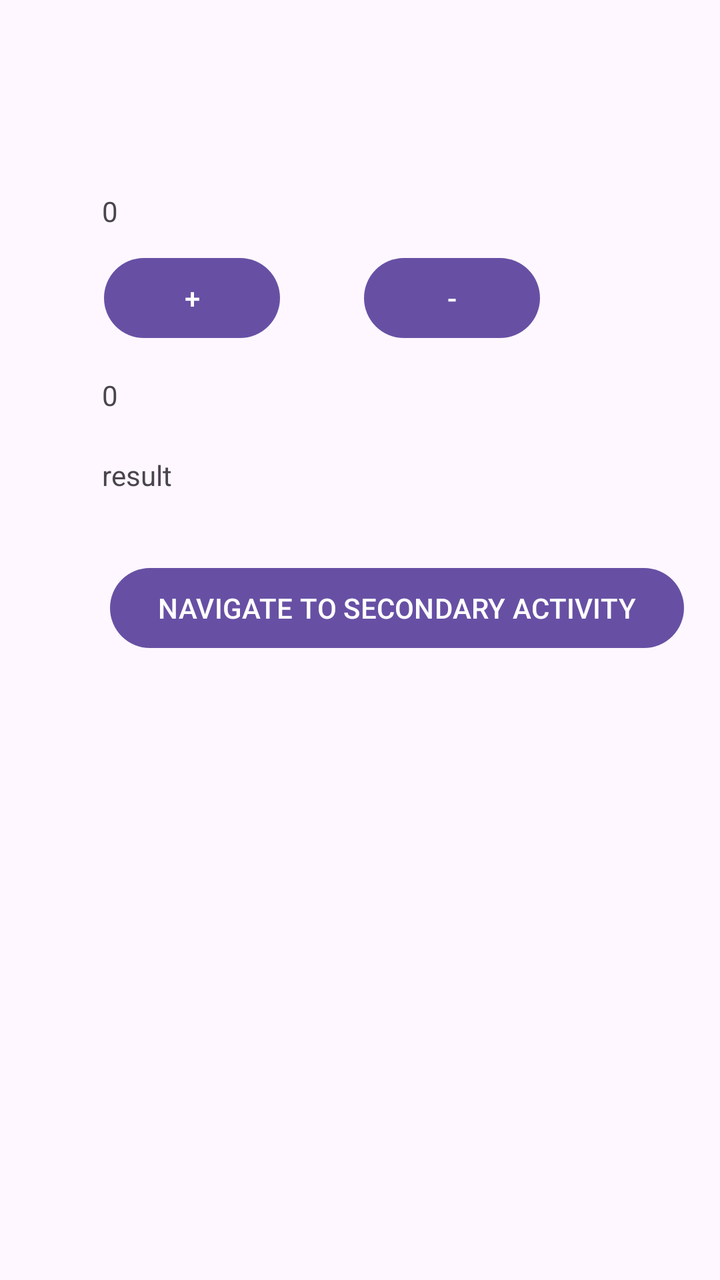
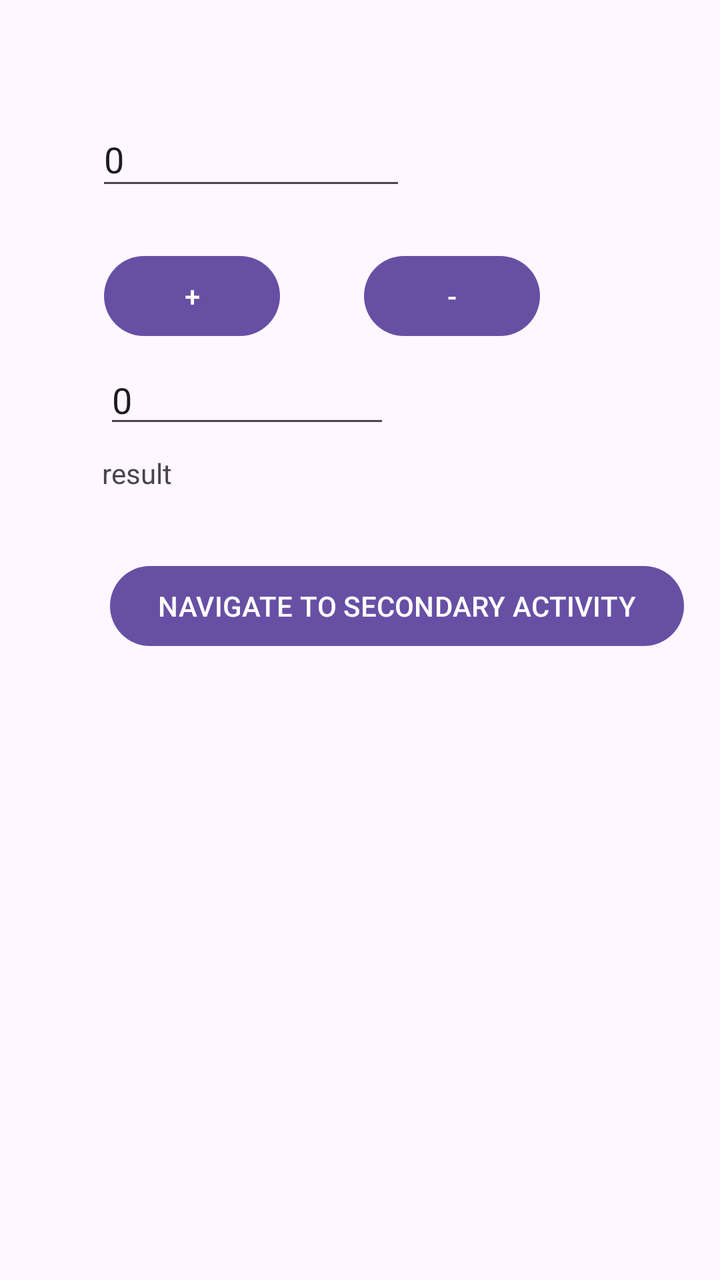

Compare the two renders of this Android layout. The source of the first and the diff that turns it into the second are given below.
<!-- AndroidManifest.xml: application theme Theme.PracticalTest01Var03 -->
<!-- res/layout/activity_main.xml -->
<?xml version="1.0" encoding="utf-8"?>
<androidx.constraintlayout.widget.ConstraintLayout xmlns:android="http://schemas.android.com/apk/res/android"
    xmlns:app="http://schemas.android.com/apk/res-auto"
    xmlns:tools="http://schemas.android.com/tools"
    android:id="@+id/main"
    android:layout_width="match_parent"
    android:layout_height="match_parent"
    tools:context=".MainActivity">

    <TextView
        android:id="@+id/textView"
        android:layout_width="wrap_content"
        android:layout_height="wrap_content"
        android:layout_marginTop="96dp"
        android:text="0"
        app:layout_constraintEnd_toEndOf="@+id/second_button"
        app:layout_constraintStart_toStartOf="@+id/second_button"
        app:layout_constraintTop_toTopOf="parent" />

    <TextView
        android:id="@+id/second_button"
        android:layout_width="wrap_content"
        android:layout_height="wrap_content"
        android:layout_marginStart="51dp"
        android:layout_marginTop="15dp"
        android:text="0"
        app:layout_constraintStart_toStartOf="parent"
        app:layout_constraintTop_toBottomOf="@+id/plus_button" />

    <TextView
        android:id="@+id/result_text"
        android:layout_width="wrap_content"
        android:layout_height="wrap_content"
        android:layout_marginTop="21dp"
        android:text="result"
        app:layout_constraintStart_toStartOf="@+id/second_button"
        app:layout_constraintTop_toBottomOf="@+id/second_button" />

    <Button
        android:id="@+id/plus_button"
        android:layout_width="wrap_content"
        android:layout_height="wrap_content"
        android:layout_marginStart="1dp"
        android:layout_marginTop="10dp"
        android:text="+"
        app:layout_constraintStart_toStartOf="@+id/textView"
        app:layout_constraintTop_toBottomOf="@+id/textView" />

    <Button
        android:id="@+id/minus_button"
        android:layout_width="wrap_content"
        android:layout_height="wrap_content"
        android:layout_marginStart="42dp"
        android:text="-"
        app:layout_constraintBaseline_toBaselineOf="@+id/plus_button"
        app:layout_constraintStart_toEndOf="@+id/plus_button" />

    <Button
        android:id="@+id/sec_activity_button"
        android:layout_width="wrap_content"
        android:layout_height="wrap_content"
        android:layout_marginStart="4dp"
        android:layout_marginTop="33dp"
        android:text="NAVIGATE TO SECONDARY ACTIVITY"
        app:layout_constraintStart_toStartOf="@+id/result_text"
        app:layout_constraintTop_toBottomOf="@+id/result_text" />
</androidx.constraintlayout.widget.ConstraintLayout>
<!-- resources referenced by this layout -->
<resources>
  <style name="Theme.PracticalTest01Var03" parent="Base.Theme.PracticalTest01Var03" />
  <style name="Base.Theme.PracticalTest01Var03" parent="Theme.Material3.DayNight.NoActionBar">
          
          
      </style>
</resources>

<!-- the commit's change to res/layout/activity_main.xml (unified diff, before → after) -->
@@ -7,44 +7,39 @@
     android:layout_height="match_parent"
     tools:context=".MainActivity">
 
-    <TextView
-        android:id="@+id/textView"
-        android:layout_width="wrap_content"
-        android:layout_height="wrap_content"
-        android:layout_marginTop="96dp"
-        android:text="0"
-        app:layout_constraintEnd_toEndOf="@+id/second_button"
-        app:layout_constraintStart_toStartOf="@+id/second_button"
-        app:layout_constraintTop_toTopOf="parent" />
-
-    <TextView
-        android:id="@+id/second_button"
-        android:layout_width="wrap_content"
-        android:layout_height="wrap_content"
-        android:layout_marginStart="51dp"
-        android:layout_marginTop="15dp"
+    <EditText
+        android:id="@+id/second_number"
+        android:layout_width="143dp"
+        android:layout_height="39dp"
+        android:layout_marginStart="52dp"
+        android:layout_marginTop="180dp"
+        android:ems="10"
+        android:inputType="text"
         android:text="0"
         app:layout_constraintStart_toStartOf="parent"
-        app:layout_constraintTop_toBottomOf="@+id/plus_button" />
+        app:layout_constraintTop_toTopOf="parent" />
 
     <TextView
         android:id="@+id/result_text"
         android:layout_width="wrap_content"
         android:layout_height="wrap_content"
-        android:layout_marginTop="21dp"
+        android:layout_marginStart="51dp"
+        android:layout_marginTop="55dp"
+        android:layout_marginEnd="54dp"
         android:text="result"
-        app:layout_constraintStart_toStartOf="@+id/second_button"
-        app:layout_constraintTop_toBottomOf="@+id/second_button" />
+        app:layout_constraintEnd_toEndOf="@+id/plus_button"
+        app:layout_constraintStart_toStartOf="parent"
+        app:layout_constraintTop_toBottomOf="@+id/plus_button" />
 
     <Button
         android:id="@+id/plus_button"
         android:layout_width="wrap_content"
         android:layout_height="wrap_content"
-        android:layout_marginStart="1dp"
-        android:layout_marginTop="10dp"
+        android:layout_marginStart="4dp"
+        android:layout_marginTop="24dp"
         android:text="+"
-        app:layout_constraintStart_toStartOf="@+id/textView"
-        app:layout_constraintTop_toBottomOf="@+id/textView" />
+        app:layout_constraintStart_toStartOf="@+id/first_number"
+        app:layout_constraintTop_toBottomOf="@+id/first_number" />
 
     <Button
         android:id="@+id/minus_button"
@@ -64,4 +59,16 @@
         android:text="NAVIGATE TO SECONDARY ACTIVITY"
         app:layout_constraintStart_toStartOf="@+id/result_text"
         app:layout_constraintTop_toBottomOf="@+id/result_text" />
+
+    <EditText
+        android:id="@+id/first_number"
+        android:layout_width="155dp"
+        android:layout_height="44dp"
+        android:layout_marginStart="48dp"
+        android:layout_marginTop="56dp"
+        android:ems="10"
+        android:inputType="text"
+        android:text="0"
+        app:layout_constraintStart_toStartOf="parent"
+        app:layout_constraintTop_toTopOf="parent" />
 </androidx.constraintlayout.widget.ConstraintLayout>
